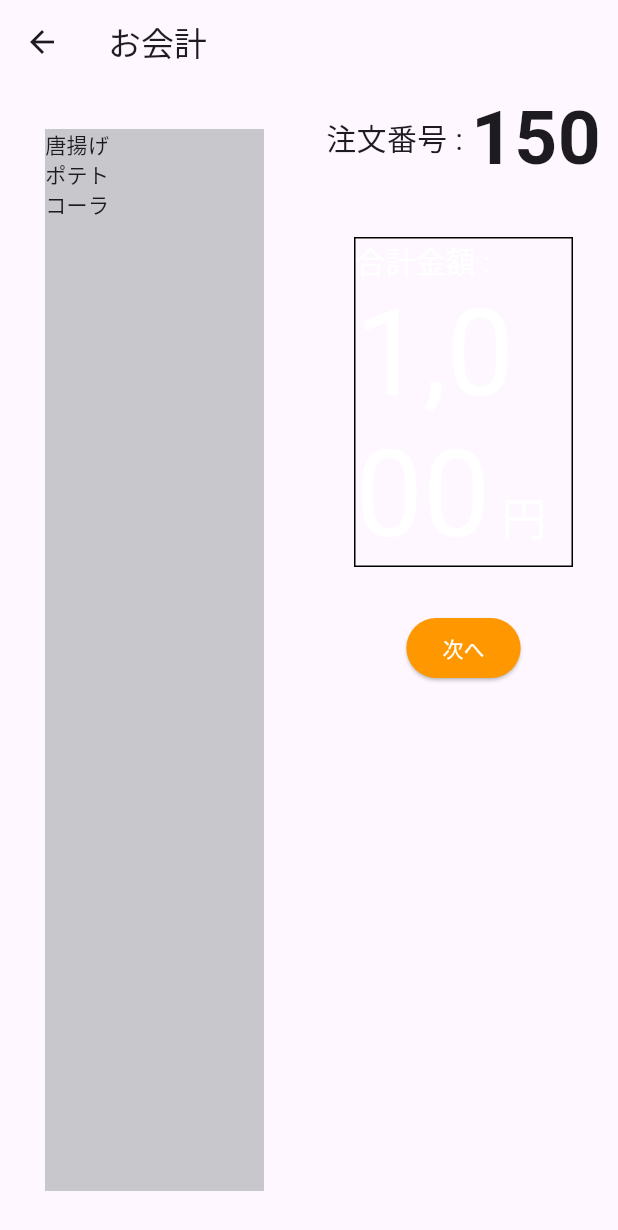
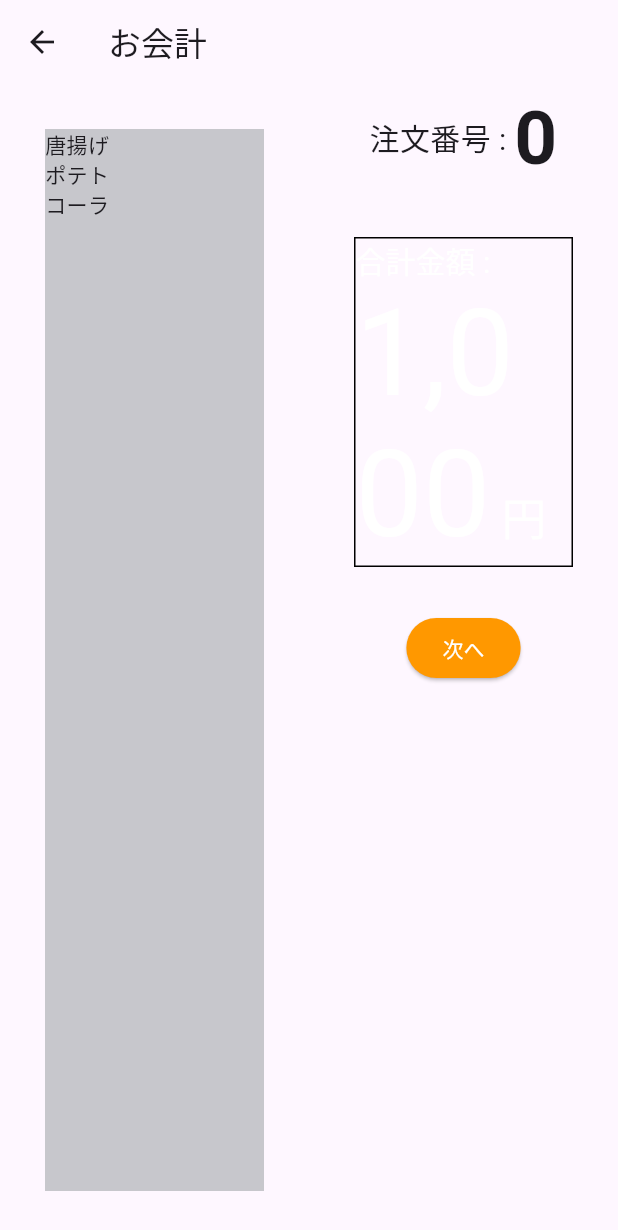
Before and after one commit to MukPan/cash_register_app, a Flutter app: the OrderNumBtn widget shown alone on an empty page, opened directly with empty values, after a tap on an icon or button, on a phone screen of 412 x 824 dp. Shown: the top 1230 px of the screen. Run offline on Flutter 3.47's test engine with Material 2 defaults, Android fonts, the phone set to English and light mode, and no system bars; our stand-ins replace hooks_riverpod.

Commit message:
add: 2ページ目に選択した注文番号を表示

```diff
--- a/lib/context/order_list_context.dart
+++ b/lib/context/order_list_context.dart
@@ -13,6 +13,7 @@ class OrderListContext extends HookConsumerWidget {
     //プロバイダーからリストを取り出す
     List<int> orderNumList = ref.watch(orderNumListProvider);
 
+    //TODO: Listviewを使う
     return Wrap(
       spacing: 50,
       runSpacing: 50,
--- a/lib/context/order_num_btn.dart
+++ b/lib/context/order_num_btn.dart
@@ -1,24 +1,31 @@
 import 'package:flutter/material.dart';
+import 'package:hooks_riverpod/hooks_riverpod.dart';
 
 import '../component/order_num.dart';
 import '../page/confirm_order_page.dart';
+import '../main.dart';
 
-class OrderNumBtn extends StatelessWidget {
+class OrderNumBtn extends HookConsumerWidget {
   const OrderNumBtn({Key? key, required this.orderNum}) : super(key: key);
   ///注文番号
   final int orderNum;
 
   ///会計画面への遷移メソッド
-  void moveConfirmOrderPage(BuildContext context) => {
+  void moveConfirmOrderPage(BuildContext context, WidgetRef ref) {
+    //状態の更新(選択中の注文番号)
+    ref.read(selectedOrderNumProvider.notifier)
+      .changeState(orderNum);
+
+    //次ページの移動
     Navigator.of(context).push(MaterialPageRoute(
-      builder: (context) => ConfirmOrderPage(orderNum: orderNum)
-    ))
-  };
+      builder: (context) => ConfirmOrderPage()
+    ));
+  }
 
   @override
-  Widget build(BuildContext context) {
+  Widget build(BuildContext context, WidgetRef ref) {
     return OutlinedButton(
-        onPressed: () => {moveConfirmOrderPage(context)},
+        onPressed: () => moveConfirmOrderPage(context, ref),
         style: OutlinedButton.styleFrom(minimumSize: const Size(200, 100)),
         child: OrderNum(orderNum: orderNum)
     );
--- /dev/null
+++ b/lib/context/selected_no_context.dart
@@ -0,0 +1,19 @@
+import 'package:flutter/material.dart';
+import 'package:hooks_riverpod/hooks_riverpod.dart';
+import '../component/order_num.dart';
+import '../main.dart';
+
+///選択した注文番号Widget
+class SelectedNoContext extends HookConsumerWidget {
+  const SelectedNoContext({Key? key}) : super(key: key);
+
+  @override
+  Widget build(BuildContext context, WidgetRef ref) {
+    int orderNum = ref.read(selectedOrderNumProvider);
+
+    return Row(children: [
+      const Text("注文番号 : ", style: TextStyle(fontSize: 20)),
+      OrderNum(orderNum: orderNum),
+    ],);
+  }
+}
--- a/lib/main.dart
+++ b/lib/main.dart
@@ -2,14 +2,19 @@ import 'dart:math' as math;
 
 import 'package:flutter/material.dart';
 import 'package:hooks_riverpod/hooks_riverpod.dart';
-import 'package:flutter_hooks/flutter_hooks.dart';
 
 import 'context/order_list_context.dart';
 import 'provider/order_num_list_notifier.dart';
+import 'provider/selected_order_num_notifier.dart';
 
-//プロバイダー
+/* プロバイダー */
+
+///注文番号リスト
 final orderNumListProvider
-= StateNotifierProvider<OrderNumListNotifier, List<int>>((ref) => OrderNumListNotifier());
+  = StateNotifierProvider<OrderNumListNotifier, List<int>>((ref) => OrderNumListNotifier());
+
+final selectedOrderNumProvider
+  = StateNotifierProvider<SelectedOrderNumNotifier, int>((ref) => SelectedOrderNumNotifier());
 
 //TODO: 選択した注文番号のプロバイダーを作る
 
@@ -54,6 +59,7 @@ class _MyHomePageState extends State<MyHomePage> {
       appBar: AppBar(
         title: const Text('注文番号の選択'),
       ),
+      //注文番号一覧
       body: const OrderListContext(),
 
       floatingActionButton: Consumer(
--- a/lib/page/confirm_order_page.dart
+++ b/lib/page/confirm_order_page.dart
@@ -2,13 +2,11 @@ import 'package:flutter/cupertino.dart';
 import 'package:flutter/material.dart';
 
 import '../component/order_num.dart';
+import '../context/selected_no_context.dart';
 import 'cash_register_page.dart';
 
 class ConfirmOrderPage extends StatefulWidget {
-  const ConfirmOrderPage({Key? key, required this.orderNum}) : super(key: key);
-
-  ///注文番号
-  final int orderNum;
+  const ConfirmOrderPage({Key? key}) : super(key: key);
 
   @override
   ConfirmOrderPageState createState() => ConfirmOrderPageState();
@@ -23,6 +21,8 @@ class ConfirmOrderPageState extends State<ConfirmOrderPage> {
         builder: (context) => const CashRegisterPage()
     ))
   };
+
+  //TODO: 注文番号とメニューをプロバイダーから受け取る
 
   @override
   Widget build(BuildContext context) {
@@ -46,11 +46,8 @@ class ConfirmOrderPageState extends State<ConfirmOrderPage> {
             ),
             Column(
               children: [
-                //1:注文番号
-                const Row(children: [
-                  Text("注文番号 : ", style: TextStyle(fontSize: 20)),
-                  OrderNum(orderNum: 150),
-                ],),
+                //1:注文番号 selected_no_context
+                const SelectedNoContext(),
                 //2:合計金額
                 Container(
                   width: MediaQuery.of(context).size.width/2.0 - 60.0,
```
Also changed, not shown: lib/provider/selected_order_num_notifier.dart (added, +17 -0 lines).
